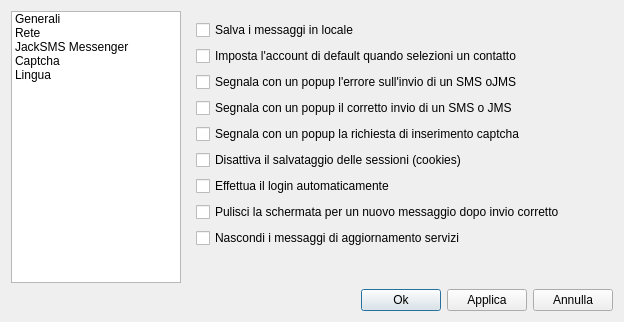
Old version of the form opzionidialog.ui in the repository freesmee/freesmee-desktop.
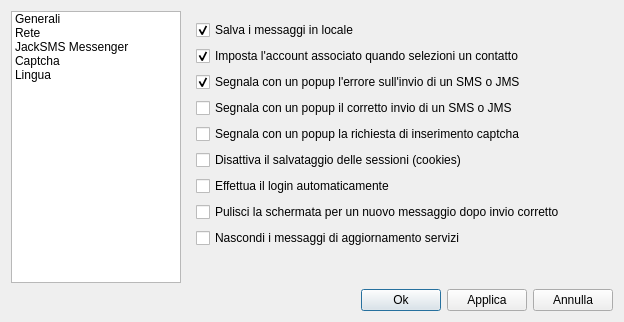
New version of the form. Icons and pictures are not drawn.

```diff
--- a/opzionidialog.ui
+++ b/opzionidialog.ui
@@ -108,19 +108,28 @@
                <property name="text">
                 <string>Salva i messaggi in locale</string>
                </property>
+               <property name="checked">
+                <bool>true</bool>
+               </property>
               </widget>
              </item>
              <item>
               <widget class="QCheckBox" name="checkAccountDefault">
                <property name="text">
-                <string>Imposta l'account di default quando selezioni un contatto</string>
+                <string>Imposta l'account associato quando selezioni un contatto</string>
+               </property>
+               <property name="checked">
+                <bool>true</bool>
                </property>
               </widget>
              </item>
              <item>
               <widget class="QCheckBox" name="errorSmsPopup">
                <property name="text">
-                <string>Segnala con un popup l'errore sull'invio di un SMS oJMS</string>
+                <string>Segnala con un popup l'errore sull'invio di un SMS o JMS</string>
+               </property>
+               <property name="checked">
+                <bool>true</bool>
                </property>
               </widget>
              </item>
```
Left out of the diff: 3 changed lines with no effect on the pictures.
